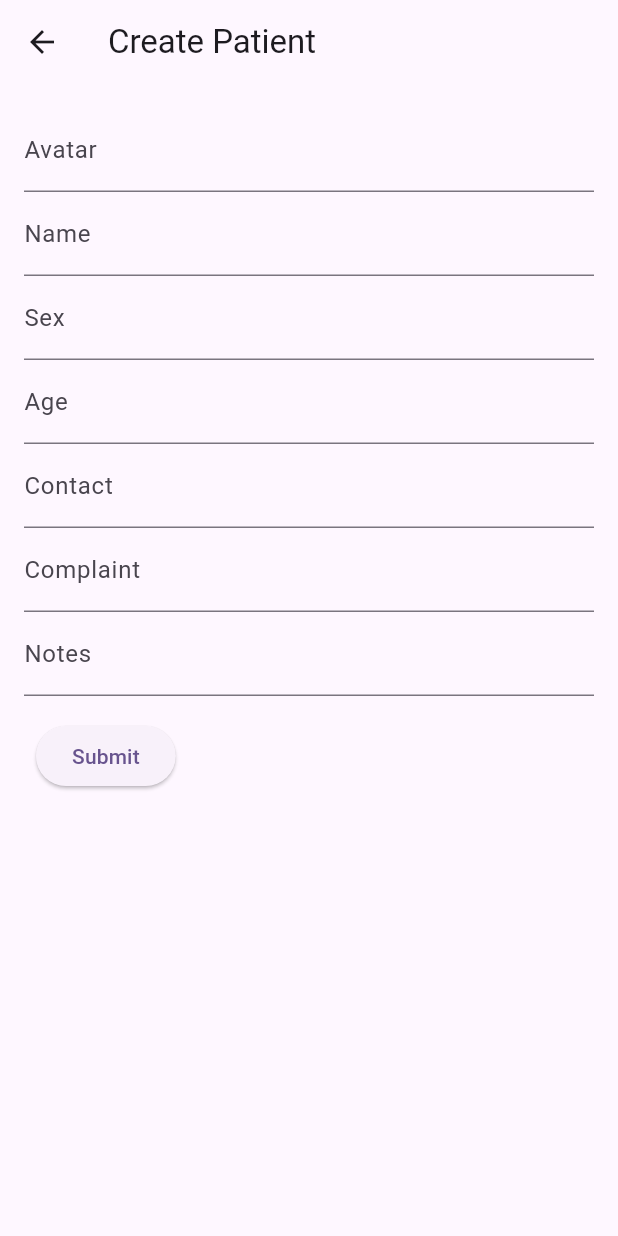
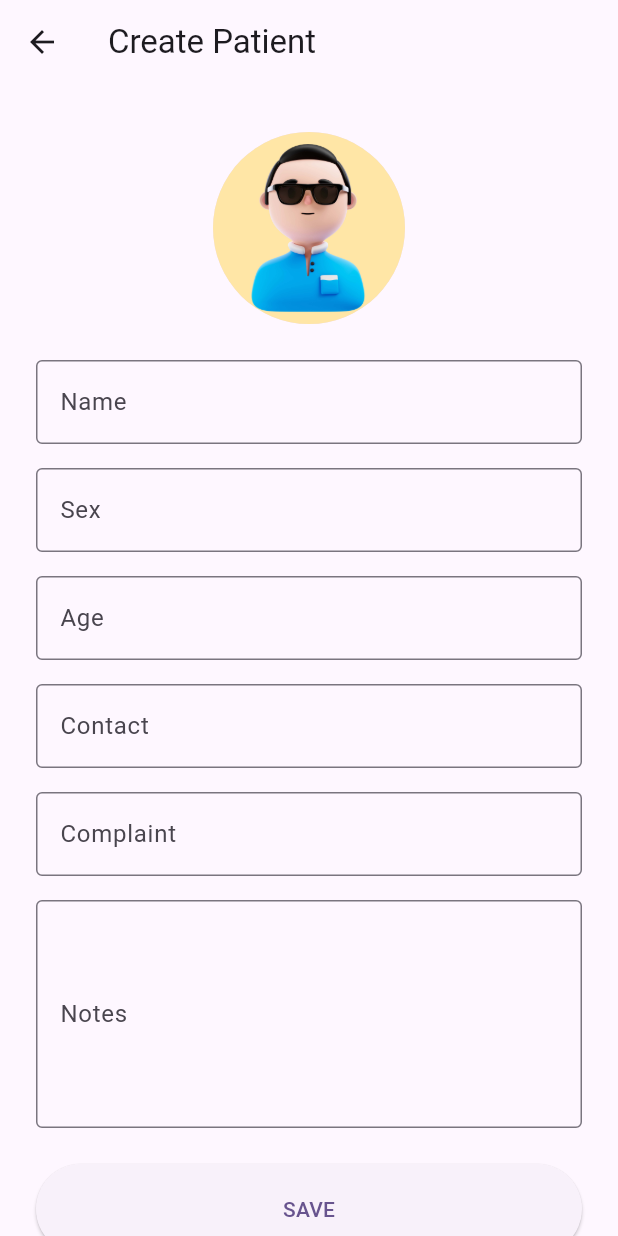
Before and after one commit to hardikkalasua/patient_logs, a Flutter app: the CreatePatientScreen screen opened directly, on a phone screen of 412 x 824 dp. Run offline on Flutter 3.47's test engine with Material 2 defaults, Android fonts, the phone set to English and light mode, and no system bars; our stand-ins replace image_picker, sqflite; accounts and stored records are empty.

Commit message:
added utils.dart, assets folder, avatar widget and changed UI for create form

```diff
--- /dev/null
+++ b/lib/components/avatar_widget.dart
@@ -0,0 +1,24 @@
+import 'dart:io';
+
+import 'package:flutter/material.dart';
+
+class AvatarWidget extends StatelessWidget {
+  final File? avatar;
+  final double radius;
+  const AvatarWidget({super.key, this.avatar, required this.radius});
+
+  @override
+  Widget build(BuildContext context) {
+    if (avatar == null) {
+      return CircleAvatar(
+        radius: radius,
+        backgroundImage: const AssetImage('assets/images/default_avatar.jpg'),
+      );
+    } else {
+      return CircleAvatar(
+        radius: radius,
+        backgroundImage: FileImage(avatar!),
+      );
+    }
+  }
+}
--- a/lib/screens/create_patient_screen.dart
+++ b/lib/screens/create_patient_screen.dart
@@ -1,6 +1,12 @@
+import 'dart:io';
+
 import 'package:flutter/material.dart';
+import 'package:image_picker/image_picker.dart';
 import 'package:patient_logs/data/models.dart';
 import 'package:patient_logs/data/repository.dart';
+import 'package:patient_logs/utils.dart';
+
+import '../components/avatar_widget.dart';
 
 class CreatePatientScreen extends StatefulWidget {
   const CreatePatientScreen({super.key});
@@ -18,6 +24,11 @@ class _CreatePatientScreenState extends State<CreatePatientScreen> {
   final _contactController = TextEditingController();
   final _complaintController = TextEditingController();
   final _notesController = TextEditingController();
+
+  File? _avatar;
+  // Declare a variable to store the selected value
+  String? _sex;
+
   @override
   Widget build(BuildContext context) {
     return Scaffold(
@@ -30,21 +41,39 @@ class _CreatePatientScreenState extends State<CreatePatientScreen> {
           child: Form(
             key: _formKey,
             child: Column(
-              crossAxisAlignment: CrossAxisAlignment.start,
+              crossAxisAlignment: CrossAxisAlignment.center,
               children: [
-                TextFormField(
-                  controller: _avatarController,
-                  decoration: const InputDecoration(labelText: 'Avatar'),
-                  validator: (value) {
-                    if (value == null || value.isEmpty) {
-                      return 'Please enter an avatar';
+                // Avatar field
+                Padding(
+                  padding: const EdgeInsets.all(16.0),
+                  child: GestureDetector(
+                    onTap: () async {
+                      // Pick an image from the gallery
+                      final image = await ImagePicker()
+                          .pickImage(source: ImageSource.gallery);
+                      if (image != null) {
+                        setState(() {
+                          // Set the avatar image
+                          _avatar = File(image.path);
+                        });
                       }
-                    return null;
                     },
+                    child: AvatarWidget(
+                      radius: 64,
+                      avatar: _avatar,
                     ),
-                TextFormField(
+                  ),
+                ),
+
+                Padding(
+                  padding: const EdgeInsets.all(8.0),
+                  child: TextFormField(
                     controller: _nameController,
-                  decoration: const InputDecoration(labelText: 'Name'),
+                    decoration: const InputDecoration(
+                      labelText: 'Name',
+                      border: OutlineInputBorder(),
+                    ),
+                    textCapitalization: TextCapitalization.words,
                     validator: (value) {
                       if (value == null || value.isEmpty) {
                         return 'Please enter a name';
@@ -52,9 +81,15 @@ class _CreatePatientScreenState extends State<CreatePatientScreen> {
                       return null;
                     },
                   ),
-                TextFormField(
+                ),
+                Padding(
+                  padding: const EdgeInsets.all(8.0),
+                  child: TextFormField(
                     controller: _sexController,
-                  decoration: const InputDecoration(labelText: 'Sex'),
+                    decoration: const InputDecoration(
+                      labelText: 'Sex',
+                      border: OutlineInputBorder(),
+                    ),
                     validator: (value) {
                       if (value == null || value.isEmpty) {
                         return 'Please enter a sex';
@@ -62,9 +97,15 @@ class _CreatePatientScreenState extends State<CreatePatientScreen> {
                       return null;
                     },
                   ),
-                TextFormField(
+                ),
+                Padding(
+                  padding: const EdgeInsets.all(8.0),
+                  child: TextFormField(
                     controller: _ageController,
-                  decoration: const InputDecoration(labelText: 'Age'),
+                    decoration: const InputDecoration(
+                      labelText: 'Age',
+                      border: OutlineInputBorder(),
+                    ),
                     keyboardType: TextInputType.number,
                     validator: (value) {
                       if (value == null || value.isEmpty) {
@@ -76,10 +117,16 @@ class _CreatePatientScreenState extends State<CreatePatientScreen> {
                       return null;
                     },
                   ),
-                TextFormField(
+                ),
+                Padding(
+                  padding: const EdgeInsets.all(8.0),
+                  child: TextFormField(
                     controller: _contactController,
-                  decoration: const InputDecoration(labelText: 'Contact'),
-                  keyboardType: TextInputType.number,
+                    decoration: const InputDecoration(
+                      labelText: 'Contact',
+                      border: OutlineInputBorder(),
+                    ),
+                    keyboardType: TextInputType.phone,
                     validator: (value) {
                       if (value == null || value.isEmpty) {
                         return 'Please enter contact number';
@@ -90,9 +137,16 @@ class _CreatePatientScreenState extends State<CreatePatientScreen> {
                       return null;
                     },
                   ),
-                TextFormField(
+                ),
+                Padding(
+                  padding: const EdgeInsets.all(8.0),
+                  child: TextFormField(
                     controller: _complaintController,
-                  decoration: const InputDecoration(labelText: 'Complaint'),
+                    decoration: const InputDecoration(
+                      labelText: 'Complaint',
+                      border: OutlineInputBorder(),
+                    ),
+                    textCapitalization: TextCapitalization.sentences,
                     validator: (value) {
                       if (value == null || value.isEmpty) {
                         return 'Please enter the complaint';
@@ -100,16 +154,40 @@ class _CreatePatientScreenState extends State<CreatePatientScreen> {
                       return null;
                     },
                   ),
-                TextFormField(
+                ),
+                Padding(
+                  padding: const EdgeInsets.all(8.0),
+                  child: TextFormField(
                     controller: _notesController,
-                  decoration: const InputDecoration(labelText: 'Notes'),
+                    decoration: const InputDecoration(
+                      labelText: 'Notes',
+                      border: OutlineInputBorder(),
+                    ),
+                    textCapitalization: TextCapitalization.sentences,
+                    maxLines: 5,
+                  ),
                 ),
                 Padding(
                   padding: const EdgeInsets.symmetric(
                       vertical: 16.0, horizontal: 8.0),
                   child: ElevatedButton(
+                    style: ElevatedButton.styleFrom(
+                        // The width will be 100% of the parent widget
+                        // The height will be 60
+                        minimumSize: const Size.fromHeight(60)),
                     onPressed: () async {
                       if (_formKey.currentState!.validate()) {
+                        ScaffoldMessenger.of(context).showSnackBar(
+                          const SnackBar(content: Text('Saving Data')),
+                        );
+
+                        if (_avatar != null) {
+                          _avatarController.text = await saveImageAndReturnPath(
+                            file: _avatar!,
+                            dirPath: 'avatars',
+                          );
+                        }
+
                         await Repository.addPatient(Patient(
                             id: 0,
                             name: _nameController.text,
@@ -123,7 +201,7 @@ class _CreatePatientScreenState extends State<CreatePatientScreen> {
                         Navigator.pop(context);
                       }
                     },
-                    child: const Text('Submit'),
+                    child: const Text('SAVE'),
                   ),
                 ),
               ],
--- a/pubspec.yaml
+++ b/pubspec.yaml
@@ -64,9 +64,8 @@ flutter:
   uses-material-design: true
 
   # To add assets to your application, add an assets section, like this:
-  # assets:
-  #   - images/a_dot_burr.jpeg
-  #   - images/a_dot_ham.jpeg
+  assets:
+    - assets/images/default_avatar.jpg
 
   # An image asset can refer to one or more resolution-specific "variants", see
   # https://flutter.dev/assets-and-images/#resolution-aware
```
Also changed, not shown: lib/screens/patient_detail_screen.dart (+30 -3 lines), lib/screens/patient_list_screen.dart (+14 -2 lines), lib/utils.dart (added, +20 -0 lines), assets/images/default_avatar.jpg (added). Lines whose indentation alone changed are shown as unchanged.
